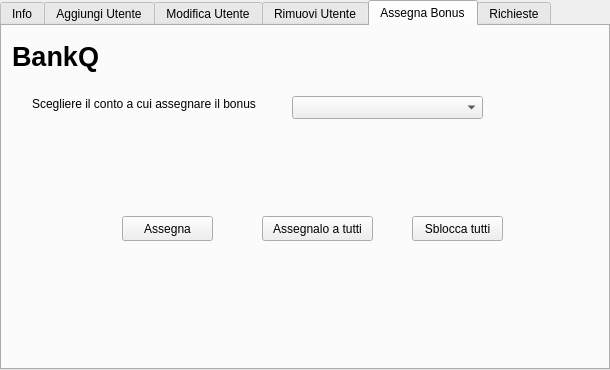
The window that BankQ/admininfo.ui (marcofranceschini/p2_project) describes before a commit, drawn with Qt 5.
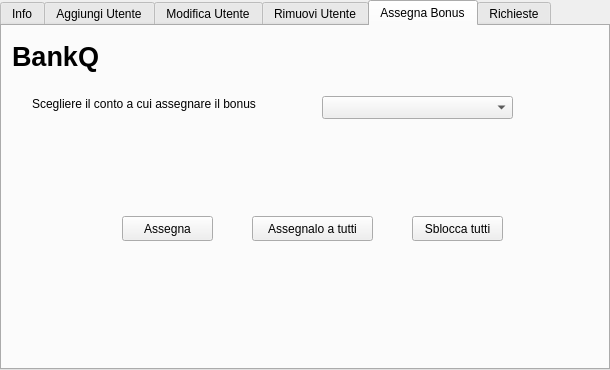
The same window after the commit. The open tabs and pages were chosen to show the change.

```diff
--- a/BankQ/admininfo.ui
+++ b/BankQ/admininfo.ui
@@ -865,7 +865,7 @@
       <rect>
        <x>30</x>
        <y>70</y>
-       <width>261</width>
+       <width>281</width>
        <height>16</height>
       </rect>
      </property>
@@ -876,7 +876,7 @@
     <widget class="QComboBox" name="comboBox_2">
      <property name="geometry">
       <rect>
-       <x>290</x>
+       <x>320</x>
        <y>70</y>
        <width>191</width>
        <height>23</height>
@@ -899,9 +899,9 @@
     <widget class="QToolButton" name="toolButton_6">
      <property name="geometry">
       <rect>
-       <x>260</x>
+       <x>250</x>
        <y>190</y>
-       <width>111</width>
+       <width>121</width>
        <height>25</height>
       </rect>
      </property>
```
Left out of the diff: 2 changed lines with no effect on the pictures.
